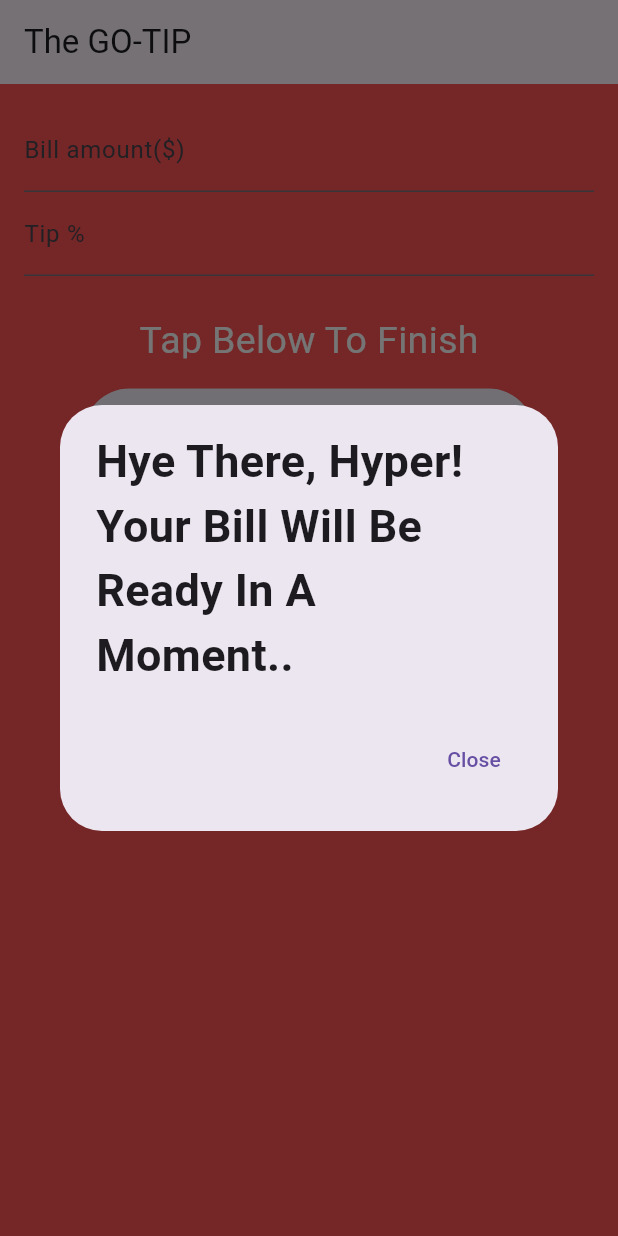
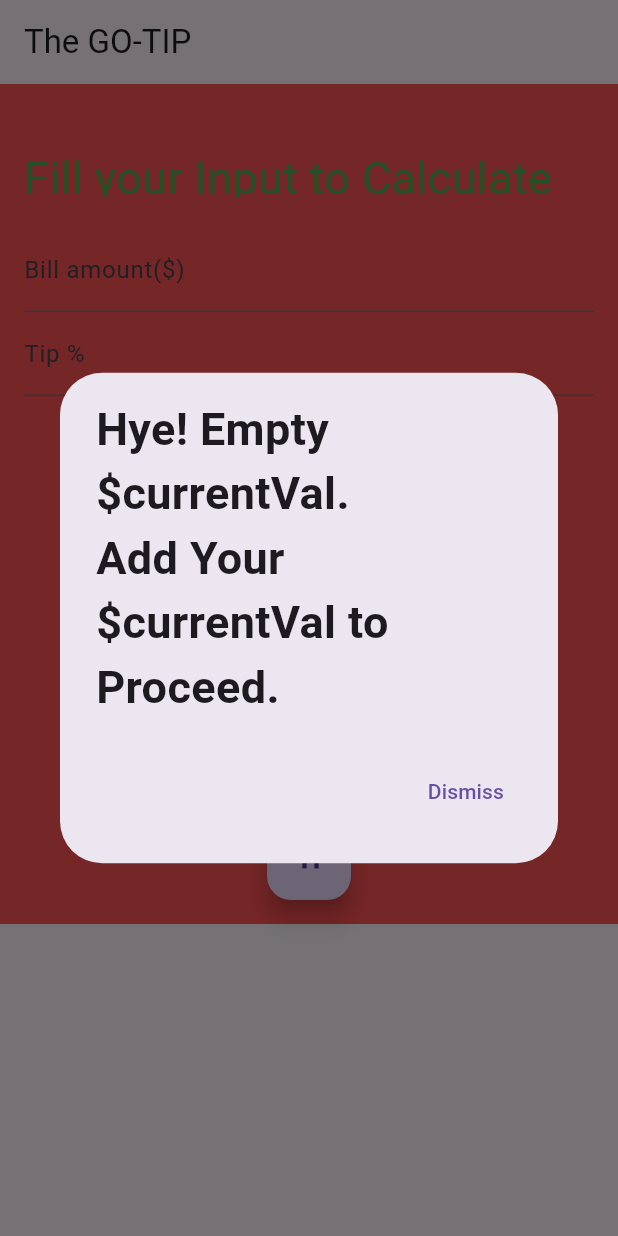
Before and after one commit to ohanz/Tip-GO-App, a Flutter app: the screen it shows after launch, after a tap on "Calculate", on a phone screen of 412 x 824 dp. Run offline on Flutter 3.47's test engine with Material 3 defaults, Android fonts, the phone set to English and light mode, and no system bars.

Commit message:
added UI changes

```diff
--- a/lib/main.dart
+++ b/lib/main.dart
@@ -12,6 +12,40 @@ class TipCalculator extends StatelessWidget {
   @override
   Widget build(BuildContext context) {
 
+    void myPopBillTip(String val){
+      // Generate dialog
+      String currentVal = (val == "Bill") ? "Bill": "Tip";
+      AlertDialog dialog =  AlertDialog(
+        content: const Text("Hye! Empty \$currentVal. \n"
+            "Add Your \$currentVal to Proceed.",
+            style: TextStyle(
+              fontWeight: FontWeight.w600, // light// italic
+              fontSize: 30.0,))
+        ,actions: [
+        TextButton(child: const Text('Dismiss'),
+          onPressed: () { Navigator.pop(context); // Close the dialog
+          },),],);
+
+      // Show dialog
+      showDialog(context: context, builder: (BuildContext context) => dialog);
+    }
+
+    void myPopVoid(){
+      // Generate dialog
+      AlertDialog dialog =  AlertDialog(
+        content: const Text("Hye! Empty Bill. \n"
+            "Add Your Bill to Proceed.",
+            style: TextStyle(
+              fontWeight: FontWeight.w600, // light// italic
+              fontSize: 30.0,))
+        ,actions: [
+        TextButton(child: const Text('Dismiss'),
+          onPressed: () { Navigator.pop(context); // Close the dialog
+          },),],);
+
+      // Show dialog
+      showDialog(context: context, builder: (BuildContext context) => dialog);
+    }
     void myPop(){
       // Generate dialog
       AlertDialog dialog =  AlertDialog(
@@ -29,6 +63,13 @@ class TipCalculator extends StatelessWidget {
       showDialog(context: context, builder: (BuildContext context) => dialog);
     }
 
+    // Hierarchy of Widgets
+    Container h1 = Container(margin: const EdgeInsets.only(top: 25, bottom: 20),
+      height: 35,
+      child: const Text("Fill your Input to Calculate your Final Bill",
+        style: TextStyle(color: Colors.green,
+            fontSize: 30),),
+    );
 
     // Create first input field
     TextField billAmountField = TextField(
@@ -71,12 +112,26 @@ class TipCalculator extends StatelessWidget {
         ),
         child: const Text("Calculate", style: TextStyle(fontSize: 25, color: Colors.green),),
         onPressed: () {
+          if( tipPercentage == 0){
+            // pop Add value
+            myPopBillTip("tip");
+          }
+          else if(billAmount == 0){
+            // pop Add value
+            myPopBillTip("Bill");
+          }
+          else if(billAmount == 0 || tipPercentage == 0){
+            // pop Add value
+            myPopVoid();
+          }
+          else{
+            // run Ops
             // Calculate tip and total
             double calculatedTip = billAmount * tipPercentage / 100.0;
             double total = billAmount + calculatedTip;
 
             myPop();
-          Future.delayed(Duration(seconds: 10), () {
+            Future.delayed(Duration(seconds: 7), () {
               print('Delayed code executed');
               // Generate dialog
               AlertDialog dialog = AlertDialog(
@@ -105,6 +160,8 @@ class TipCalculator extends StatelessWidget {
               );
               ScaffoldMessenger.of(context).showSnackBar(snackBar);
             },);
+          }
+
 
         });
     Container cY = Container(margin: const EdgeInsets.only(top: 75, bottom: 20),
@@ -146,8 +203,11 @@ class TipCalculator extends StatelessWidget {
     Container container = Container(
       color: Colors.redAccent,
         padding: const EdgeInsets.all(16.0),
-        child: Column(
-            children: [billAmountField, tipPercentageField, cX, calculateButton,cY, fActionButton]));
+        child:
+            SingleChildScrollView(child: Column(
+                children: [h1, billAmountField, tipPercentageField, cX, calculateButton,cY, fActionButton])
+            ));
+
 
     AppBar appBar = AppBar(title: Text("The GO-TIP"));
 
```
Lines whose indentation alone changed are shown as unchanged.
